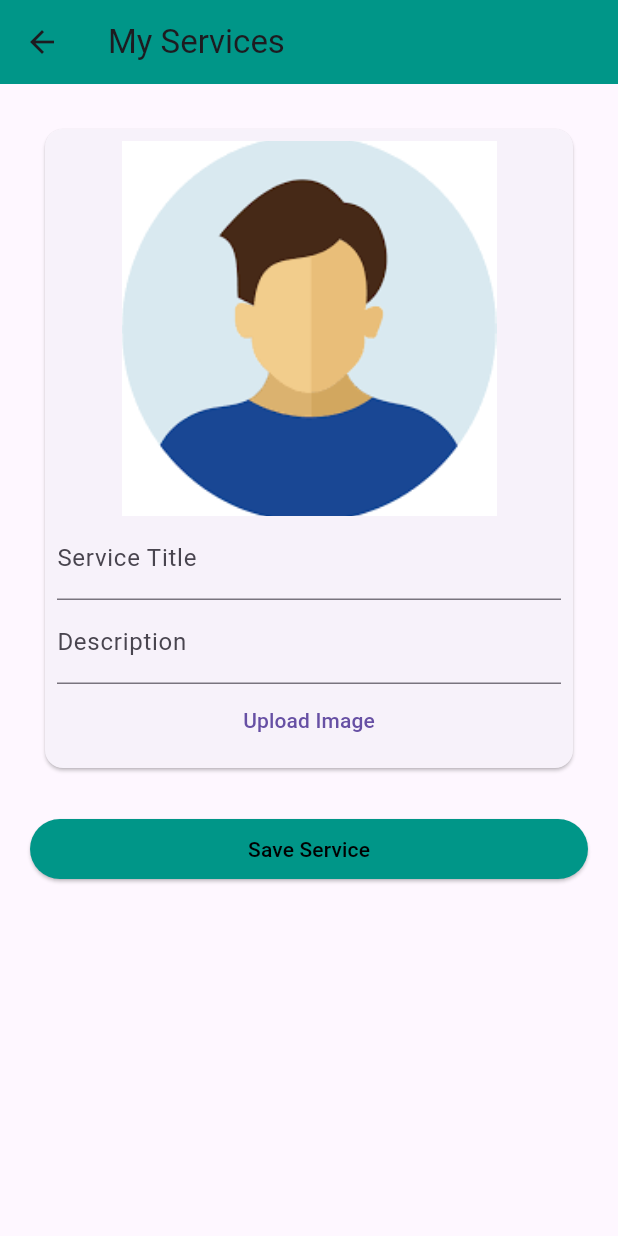
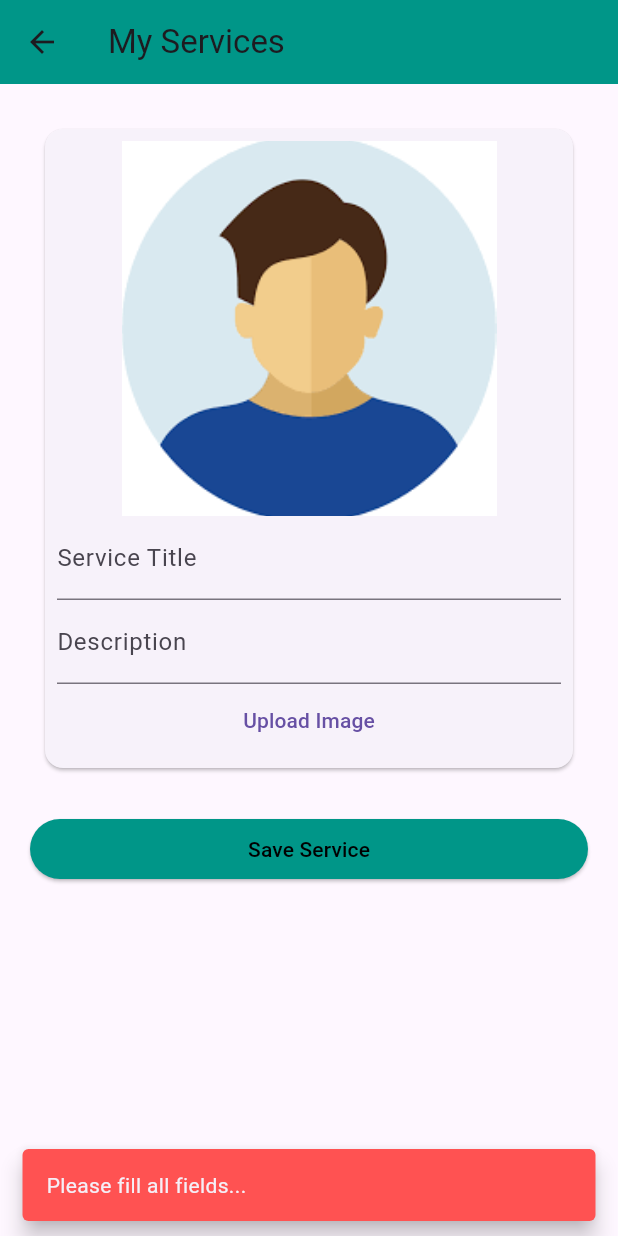
Before and after one commit to Sonykhan1121/THT-Desktop-App, a Flutter app: the MyServicesPage screen opened directly, after a tap on "Save Service", on a phone screen of 412 x 824 dp. Run offline on Flutter 3.47's test engine with Material 3 defaults, Android fonts, the phone set to English and light mode, and no system bars; our stand-ins replace cloud_firestore, file_picker, firebase_core, firebase_storage, image_picker, supabase_flutter; accounts and stored records are empty.

Commit message:
Service add to supabase working

```diff
--- a/lib/pages/profile_tile.dart
+++ b/lib/pages/profile_tile.dart
@@ -99,6 +99,10 @@ class _ProfilePageState extends State<ProfilePage> {
     } finally {
       _isLoading = false;
 
+      _nameController.clear();
+      _designationController.clear();
+      _image = null;
+      _pdfFile = null;
       if (mounted) {
         setState(() {});
       }
--- a/lib/pages/services_tile.dart
+++ b/lib/pages/services_tile.dart
@@ -1,7 +1,9 @@
 import 'package:flutter/material.dart';
 import 'dart:io';
 import 'package:image_picker/image_picker.dart';
-import '../models/service_model.dart'; // Make sure this path matches where you save your ServiceModel
+import 'package:supabase_flutter/supabase_flutter.dart';
+import '../models/service_model.dart';
+import '../services/firebase_service.dart'; // Make sure this path matches where you save your ServiceModel
 
 class MyServicesPage extends StatefulWidget {
   @override
@@ -9,8 +11,12 @@ class MyServicesPage extends StatefulWidget {
 }
 
 class _MyServicesPageState extends State<MyServicesPage> {
+  final FirebaseService _firebaseService = FirebaseService();
   ServiceModel service = ServiceModel(title: '', description: '');
   final ImagePicker _picker = ImagePicker();
+  final TextEditingController titleController = TextEditingController();
+  final TextEditingController descriptionController = TextEditingController();
+  bool _isLoading = false;
 
   Future<void> _pickImage() async {
     final pickedFile = await _picker.pickImage(source: ImageSource.gallery);
@@ -21,11 +27,103 @@ class _MyServicesPageState extends State<MyServicesPage> {
     }
   }
 
-  void _saveService() {
-    // Implement your saving functionality here
-    // For now, it just prints to the console
-    print('Service saved: ${service.title}, ${service.description}');
+  Future<void> submitService() async {
+    if (titleController.text.isEmpty ||
+        descriptionController.text.isEmpty ||
+        service.image == null) {
+      print('serice.image :${service.image?.path}');
+      ScaffoldMessenger.of(context).showSnackBar(
+        SnackBar(
+          content: Text('Please fill all fields...'),
+          backgroundColor: Colors.redAccent,
+          behavior: SnackBarBehavior.floating,
+          duration: Duration(seconds: 3),
+        ),
+      );
+      return;
     }
+
+    _isLoading = true;
+    if (mounted) {
+      setState(() {});
+    }
+
+    try {
+      // Use appropriate folder names for organization
+      final imageUrl =
+          await uploadFileToSupabase(service.image!);
+
+      await _firebaseService.saveServices(
+        title: titleController.text.toString(),
+        description: descriptionController.text.toString(),
+        imageUrl: imageUrl!,
+      );
+    } catch (e) {
+      print('Upload submit error : $e');
+    } finally {
+      _isLoading = false;
+
+      titleController.clear();
+      descriptionController.clear();
+      service.image = null;
+      service.title = '';
+      service.description = '';
+
+      if (mounted) {
+        setState(() {});
+      }
+      ScaffoldMessenger.of(context).showSnackBar(
+        SnackBar(
+          content: Text('Services Upload Successfully'),
+          backgroundColor: Colors.teal,
+          behavior: SnackBarBehavior.floating,
+          duration: Duration(seconds: 3),
+        ),
+      );
+    }
+  }
+
+  Future<String?> uploadFileToSupabase(File file) async {
+    final storage = Supabase.instance.client.storage;
+    final fileExtension = file.path.split('.').last;
+    final bucketName = 'admin-panel';
+
+    try {
+      // 1. List existing files in 'services/' folder to count them
+      final existingFiles = await storage.from(bucketName).list(path: 'services');
+
+      // 2. Count how many service_image_ files already exist
+      final existingCount = existingFiles
+          .where((f) => f.name.startsWith('service_image_'))
+          .length;
+
+      // 3. Generate next file name
+      final nextIndex = existingCount + 1;
+      final fileName = 'service_image_$nextIndex.$fileExtension';
+
+      final pathInBucket = 'services/$fileName';
+
+      // 4. Upload file
+      final response = await storage.from(bucketName).upload(
+        pathInBucket,
+        file,
+        fileOptions: const FileOptions(upsert: false),
+      );
+
+      if (response.isNotEmpty) {
+        final publicUrl = storage.from(bucketName).getPublicUrl(pathInBucket);
+        print('✅ Upload Success: $publicUrl');
+        return publicUrl;
+      } else {
+        print('❌ Upload failed.');
+        return null;
+      }
+    } catch (e) {
+      print('Error uploading file: $e');
+      return null;
+    }
+  }
+
 
   @override
   Widget build(BuildContext context) {
@@ -34,7 +132,11 @@ class _MyServicesPageState extends State<MyServicesPage> {
         title: Text("My Services"),
         backgroundColor: Colors.teal,
       ),
-      body: SingleChildScrollView(
+      body: _isLoading
+          ? Center(
+              child: CircularProgressIndicator(),
+            )
+          : SingleChildScrollView(
               padding: EdgeInsets.all(20),
               child: Column(
                 crossAxisAlignment: CrossAxisAlignment.start,
@@ -47,22 +149,27 @@ class _MyServicesPageState extends State<MyServicesPage> {
                         crossAxisAlignment: CrossAxisAlignment.center,
                         children: [
                           if (service.image != null)
-                      Image.file(service.image!, fit: BoxFit.cover, height: 250, width: 250),
+                            Image.file(service.image!,
+                                fit: BoxFit.cover, height: 250, width: 250),
                           if (service.image == null)
-                      Image.asset('assets/default_profile.png', fit: BoxFit.cover, height: 250, width: 250),
+                            Image.asset('assets/default_profile.png',
+                                fit: BoxFit.cover, height: 250, width: 250),
                           TextField(
+                            controller: titleController,
                             onChanged: (val) => service.title = val,
-                      decoration: InputDecoration(labelText: 'Service Title'),
+                            decoration:
+                                InputDecoration(labelText: 'Service Title'),
                           ),
                           TextField(
+                            controller: descriptionController,
                             onChanged: (val) => service.description = val,
-                      decoration: InputDecoration(labelText: 'Description'),
+                            decoration:
+                                InputDecoration(labelText: 'Description'),
                           ),
                           TextButton(
                             onPressed: _pickImage,
                             child: Text('Upload Image'),
                           ),
-
                         ],
                       ),
                     ),
@@ -72,10 +179,13 @@ class _MyServicesPageState extends State<MyServicesPage> {
                     children: [
                       Expanded(
                         child: ElevatedButton(
-                    onPressed: _saveService,
-                    child: Text('Save Service',style: TextStyle(color: Colors.black),),
+                          onPressed: submitService,
                           style: ElevatedButton.styleFrom(
                             backgroundColor: Colors.teal,
+                          ),
+                          child: Text(
+                            'Save Service',
+                            style: TextStyle(color: Colors.black),
                           ),
                         ),
                       ),
```
Also changed, not shown: lib/services/firebase_service.dart (+14 -0 lines), 4 other files. Lines whose indentation alone changed are shown as unchanged.
